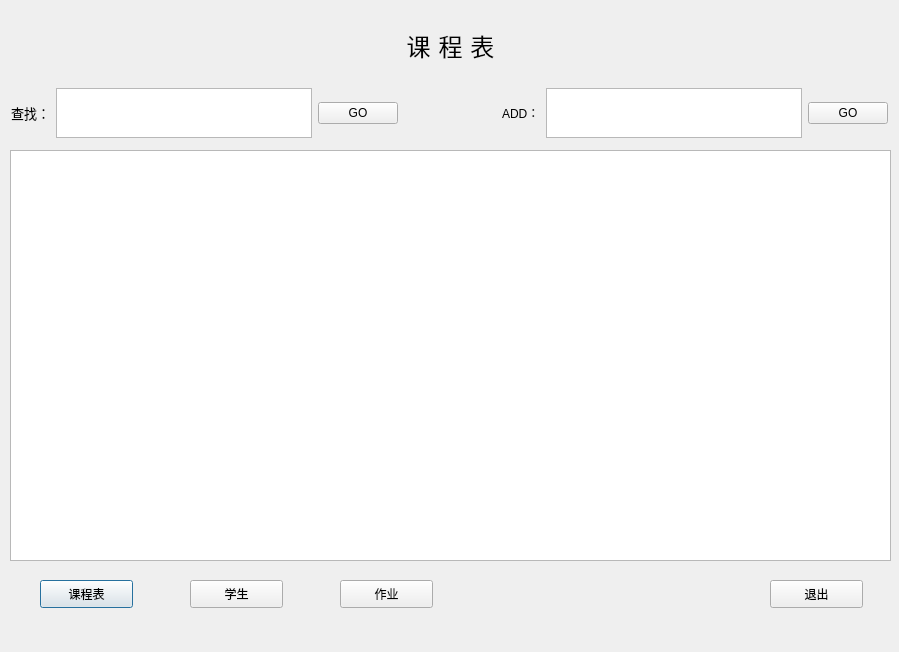
Before: the Qt Designer form 2.0/Class-Managing-System/information.ui in ALongTail/Class-Managing-System, drawn with Qt 5.
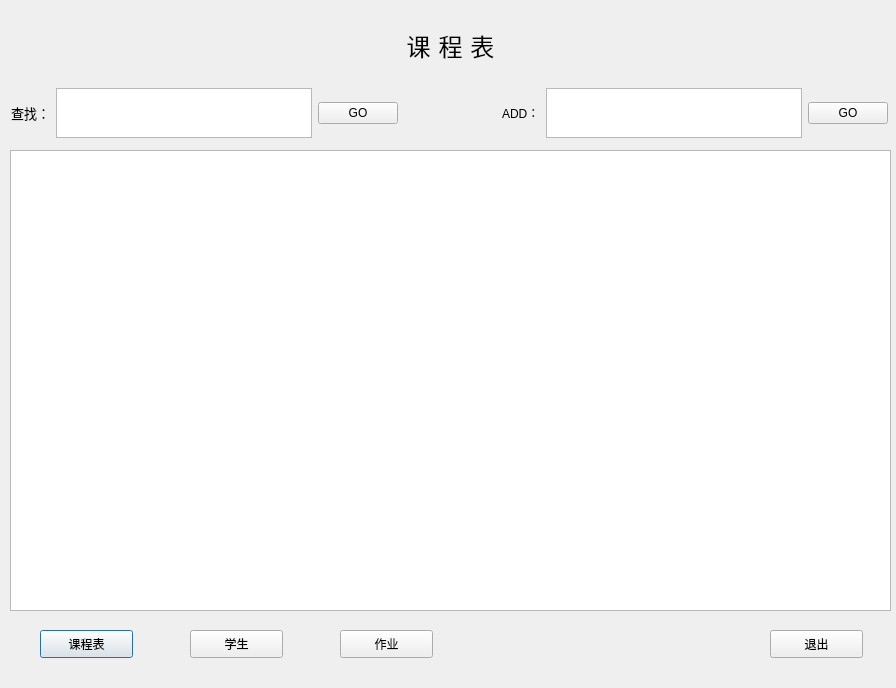
After: the same form once the commit is applied.

Patch:
```diff
--- a/2.0/Class-Managing-System/information.ui
+++ b/2.0/Class-Managing-System/information.ui
@@ -6,8 +6,8 @@
    <rect>
     <x>0</x>
     <y>0</y>
-    <width>899</width>
-    <height>652</height>
+    <width>896</width>
+    <height>688</height>
    </rect>
   </property>
   <property name="windowTitle">
@@ -22,7 +22,7 @@
      <x>10</x>
      <y>150</y>
      <width>881</width>
-     <height>411</height>
+     <height>461</height>
     </rect>
    </property>
    <property name="whatsThis">
@@ -55,7 +55,7 @@
    <property name="geometry">
     <rect>
      <x>40</x>
-     <y>580</y>
+     <y>630</y>
      <width>93</width>
      <height>28</height>
     </rect>
@@ -68,7 +68,7 @@
    <property name="geometry">
     <rect>
      <x>190</x>
-     <y>580</y>
+     <y>630</y>
      <width>93</width>
      <height>28</height>
     </rect>
@@ -81,7 +81,7 @@
    <property name="geometry">
     <rect>
      <x>770</x>
-     <y>580</y>
+     <y>630</y>
      <width>93</width>
      <height>28</height>
     </rect>
@@ -165,7 +165,7 @@
    <property name="geometry">
     <rect>
      <x>340</x>
-     <y>580</y>
+     <y>630</y>
      <width>93</width>
      <height>28</height>
     </rect>
```
